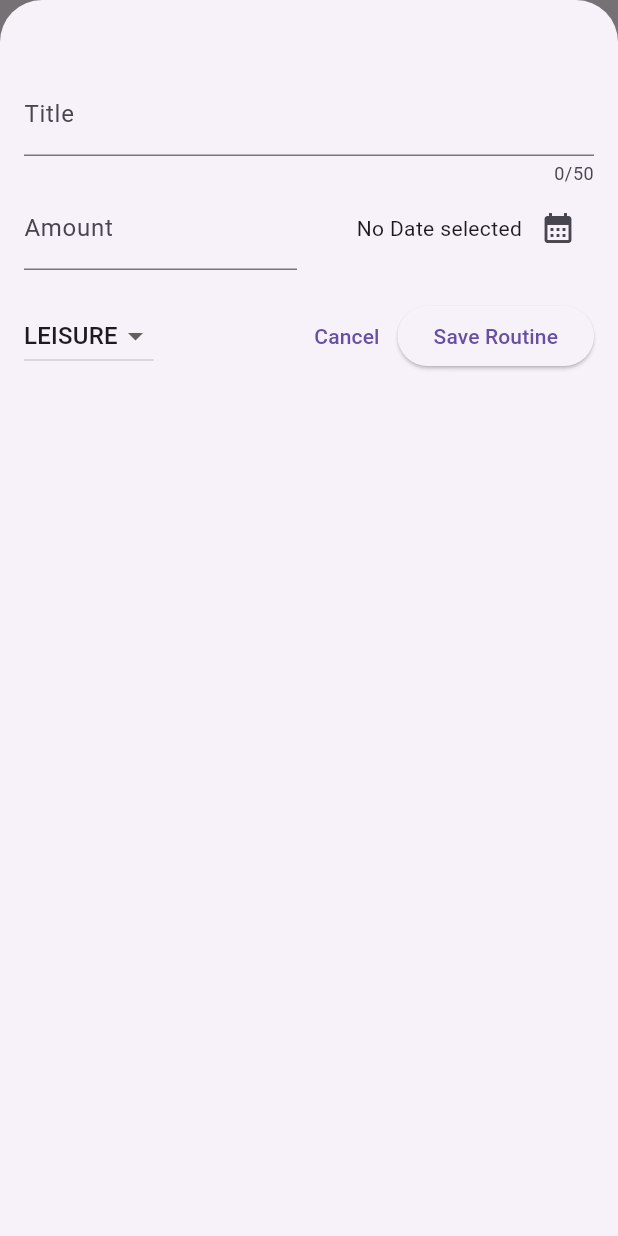
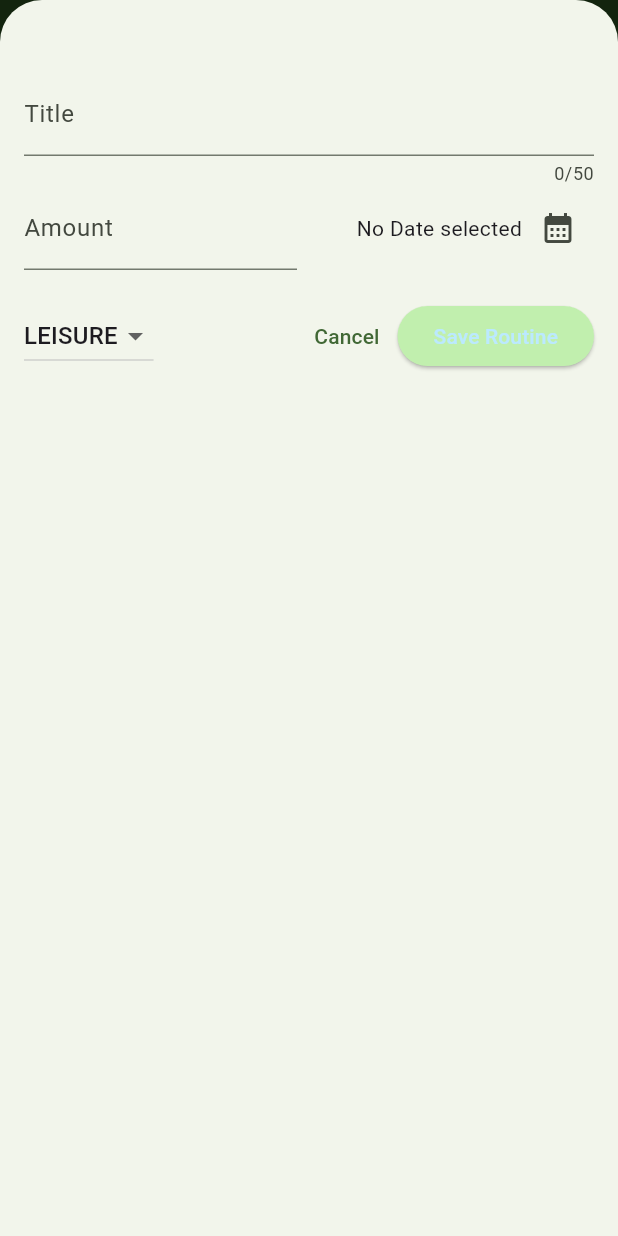
Before and after one commit to xDlamini/Flutter_expense_tracker, a Flutter app: the screen it shows after launch, after a tap on the "add" icon, on a phone screen of 412 x 824 dp. Run offline on Flutter 3.47's test engine with Material 3 defaults, Android fonts, the phone set to English and light mode, and no system bars; statements that could not run were skipped.

Commit message:
Added ChartBar, Styled the app

```diff
--- a/lib/main.dart
+++ b/lib/main.dart
@@ -1,10 +1,58 @@
 import 'package:expense_tracker/widgets/expenses.dart';
 import 'package:flutter/material.dart';
 
+var kDarkColorScheme =
+    ColorScheme.fromSeed(seedColor: const Color.fromARGB(233, 45, 196, 11));
+
+//creating a DarkMode
+var kDardColorScheme = ColorScheme.fromSeed(
+  brightness: Brightness.dark,
+  seedColor: const Color.fromARGB(
+    255,
+    5,
+    99,
+    125,
+  ),
+);
+
 void main() {
   runApp(
-    const MaterialApp(
-      home: Expenses(),
+    MaterialApp(
+      darkTheme: ThemeData.dark().copyWith(
+        colorScheme: kDarkColorScheme,
+        cardTheme: const CardTheme().copyWith(
+          color: kDarkColorScheme.secondaryContainer,
+          margin: const EdgeInsets.symmetric(horizontal: 16, vertical: 8),
+        ),
+      ), //CONFIGURING A THEME FOR DARKmODE
+      theme: ThemeData(useMaterial3: true).copyWith(
+        colorScheme: kDarkColorScheme,
+        appBarTheme: const AppBarTheme().copyWith(
+          backgroundColor: kDarkColorScheme.onPrimaryContainer,
+          foregroundColor: kDarkColorScheme.primaryContainer,
+        ),
+        //Styling all the cards
+        cardTheme: const CardTheme().copyWith(
+          color: kDarkColorScheme.secondaryContainer,
+          margin: const EdgeInsets.symmetric(horizontal: 16, vertical: 8),
+        ),
+        //default button styles
+        elevatedButtonTheme: ElevatedButtonThemeData(
+          style: ElevatedButton.styleFrom(
+              backgroundColor: kDarkColorScheme.primaryContainer,
+              foregroundColor: kDardColorScheme.onPrimaryContainer),
+        ),
+        //
+        textTheme: ThemeData().textTheme.copyWith(
+              titleLarge: TextStyle(
+                fontWeight: FontWeight.normal,
+                color: kDarkColorScheme.onSecondaryContainer,
+                fontSize: 14,
+              ),
+            ),
+      ),
+      //themeMode: ThemeMode.system, //default
+      home: const Expenses(),
     ),
   );
 }
--- a/lib/models/expense.dart
+++ b/lib/models/expense.dart
@@ -36,3 +36,28 @@ class Expense {
     return formatter.format(date);
   }
 }
+
+class ExpenseBucket {
+  const ExpenseBucket({
+    required this.category,
+    required this.expenses,
+  });
+
+  //Custom utility constructor function
+  ExpenseBucket.forCategory(List<Expense> allExpenses, this.category)
+      : expenses = allExpenses
+            .where((expense) => expense.category == category)
+            .toList();
+
+  final Category category;
+  final List<Expense> expenses;
+
+  double get totalExpenses {
+    double sum = 0;
+
+    for (final expense in expenses) {
+      sum += expense.amount; //sum = sum + expense.amount
+    }
+    return sum;
+  }
+}
--- /dev/null
+++ b/lib/widgets/chart/chart.dart
@@ -0,0 +1,95 @@
+import 'package:expense_tracker/widgets/chart/chart_bar,dart';
+import 'package:flutter/material.dart';
+
+import 'package:expense_tracker/models/expense.dart';
+
+class Chart extends StatelessWidget {
+  const Chart({super.key, required this.expenses});
+
+  final List<Expense> expenses;
+
+  List<ExpenseBucket> get buckets {
+    return [
+      ExpenseBucket.forCategory(expenses, Category.food),
+      ExpenseBucket.forCategory(expenses, Category.leisure),
+      ExpenseBucket.forCategory(expenses, Category.travel),
+      ExpenseBucket.forCategory(expenses, Category.work),
+    ];
+  }
+
+  double get maxTotalExpense {
+    double maxTotalExpense = 0;
+
+    for (final bucket in buckets) {
+      if (bucket.totalExpenses > maxTotalExpense) {
+        maxTotalExpense = bucket.totalExpenses;
+      }
+    }
+
+    return maxTotalExpense;
+  }
+
+  @override
+  Widget build(BuildContext context) {
+    final isDarkMode =
+        MediaQuery.of(context).platformBrightness == Brightness.dark;
+    return Container(
+      margin: const EdgeInsets.all(16),
+      padding: const EdgeInsets.symmetric(
+        vertical: 16,
+        horizontal: 8,
+      ),
+      width: double.infinity,
+      height: 180,
+      decoration: BoxDecoration(
+        borderRadius: BorderRadius.circular(8),
+        gradient: LinearGradient(
+          colors: [
+            Theme.of(context).colorScheme.primary.withOpacity(0.3),
+            Theme.of(context).colorScheme.primary.withOpacity(0.0)
+          ],
+          begin: Alignment.bottomCenter,
+          end: Alignment.topCenter,
+        ),
+      ),
+      child: Column(
+        children: [
+          Expanded(
+            child: Row(
+              crossAxisAlignment: CrossAxisAlignment.end,
+              children: [
+                for (final bucket in buckets) // alternative to map()
+                  ChartBar(
+                    fill: bucket.totalExpenses == 0
+                        ? 0
+                        : bucket.totalExpenses / maxTotalExpense,
+                  )
+              ],
+            ),
+          ),
+          const SizedBox(height: 12),
+          Row(
+            children: buckets
+                .map(
+                  (bucket) => Expanded(
+                    child: Padding(
+                      padding: const EdgeInsets.symmetric(horizontal: 4),
+                      child: Icon(
+                        categoryIcons[bucket.category],
+                        color: isDarkMode
+                            ? Theme.of(context).colorScheme.secondary
+                            : Theme.of(context)
+                                .colorScheme
+                                .primary
+                                .withOpacity(0.7),
+                      ),
+                    ),
+                  ),
+                )
+                .toList(),
+          )
+        ],
+      ),
+    );
+  }
+}
--- /dev/null
+++ b/lib/widgets/chart/chart_bar.dart
@@ -0,0 +1 @@
+// TODO Implement this library.
--- a/lib/widgets/expenses.dart
+++ b/lib/widgets/expenses.dart
@@ -1,3 +1,4 @@
+import 'package:expense_tracker/widgets/chart/chart.dart';
 import 'package:expense_tracker/widgets/expenses_list/expenses_list.dart';
 import 'package:expense_tracker/models/expense.dart';
 import 'package:expense_tracker/widgets/new_expense.dart';
@@ -22,7 +23,7 @@ class _ExpensesState extends State<Expenses> {
     ),
     Expense(
       title: 'Travel',
-      amount: 100,
+      amount: 100000,
       date: DateTime.now(),
       category: Category.travel,
     ),
@@ -48,6 +49,7 @@ class _ExpensesState extends State<Expenses> {
     setState(() {
       _registeredExpenses.remove(expense);
     });
+    ScaffoldMessenger.of(context).clearSnackBars();
     ScaffoldMessenger.of(context).showSnackBar(
       SnackBar(
         duration: const Duration(seconds: 3),
@@ -79,8 +81,10 @@ class _ExpensesState extends State<Expenses> {
     return Scaffold(
       appBar: AppBar(
         title: const Text(
-          'Versestars RoutineTrackerApp',
-          style: TextStyle(),
+          "Xolile's ExpenseTrackerApp",
+          style: TextStyle(
+            color: Colors.white,
+          ),
         ),
         actions: [
           IconButton(
@@ -91,7 +95,7 @@ class _ExpensesState extends State<Expenses> {
       ),
       body: Column(
         children: [
-          const Text('Versestar / Xolile'),
+          Chart(expenses: _registeredExpenses),
           Expanded(
             child: mainContent,
           ),
--- a/lib/widgets/expenses_list/expense_item.dart
+++ b/lib/widgets/expenses_list/expense_item.dart
@@ -15,8 +15,14 @@ class ExpenseItem extends StatelessWidget {
               vertical: 16,
             ),
             //Displaying multiple widgets
-            child: Column(children: [
-              Text(expense.title),
+            child: Column(
+                crossAxisAlignment: CrossAxisAlignment
+                    .start, //Items at the beggining of the screen
+                children: [
+                  Text(
+                    expense.title,
+                    style: Theme.of(context).textTheme.titleLarge,
+                  ),
                   const SizedBox(
                     height: 4,
                   ),
--- a/lib/widgets/expenses_list/expenses_list.dart
+++ b/lib/widgets/expenses_list/expenses_list.dart
@@ -17,6 +17,11 @@ class ExpenseList extends StatelessWidget {
     return ListView.builder(
       itemCount: expenses.length,
       itemBuilder: (ctx, index) => Dismissible(
+        background: Container(
+          color: Theme.of(context).colorScheme.error,
+          margin: EdgeInsets.symmetric(
+              horizontal: Theme.of(context).cardTheme.margin!.horizontal),
+        ),
         key: ValueKey(expenses[index]),
         onDismissed: (direction) {
           onRemoveExpense(expenses[index]);
```
Also changed, not shown: 1 other file. Lines whose indentation alone changed are shown as unchanged.
